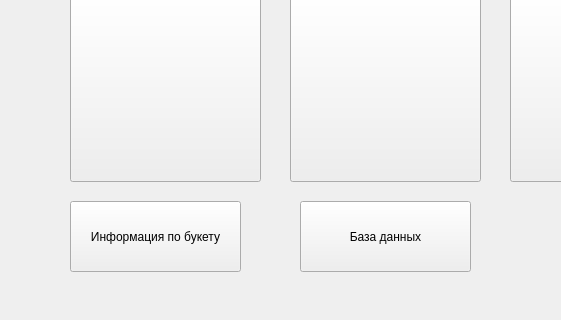
Above: mainwindow.ui from kiltonik/oopProject before the change; both pictures show x 0 to 561 and y 249 to 569 of the 752 by 569 pixel window. Below: the same form after it.
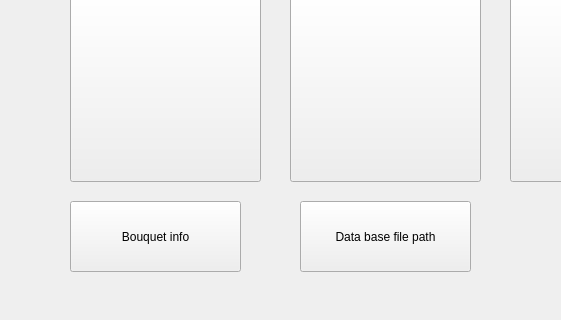
That is the form after the change. Icons and pictures are not drawn.

```diff
--- a/mainwindow.ui
+++ b/mainwindow.ui
@@ -102,7 +102,7 @@
      </rect>
     </property>
     <property name="text">
-     <string>Информация по букету</string>
+     <string>Bouquet info</string>
     </property>
    </widget>
    <widget class="QPushButton" name="dataBaseButton">
@@ -115,7 +115,7 @@
      </rect>
     </property>
     <property name="text">
-     <string>База данных</string>
+     <string>Data base file path</string>
     </property>
    </widget>
   </widget>
```
Left out of the diff: 3 changed lines with no effect on the pictures.
